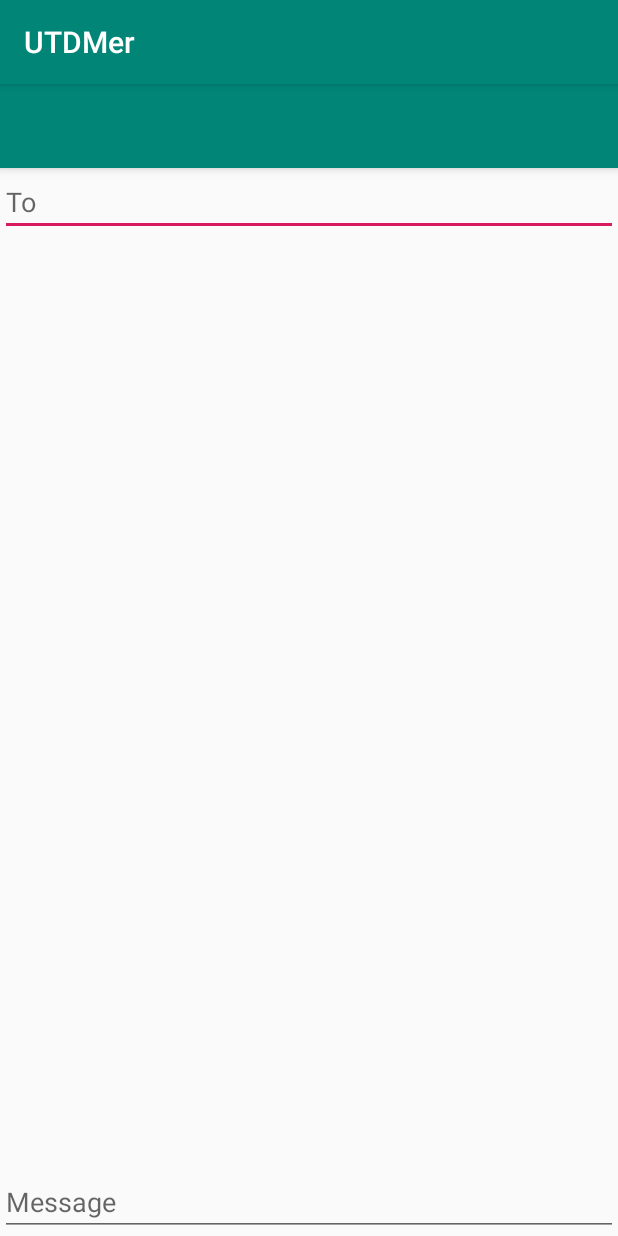
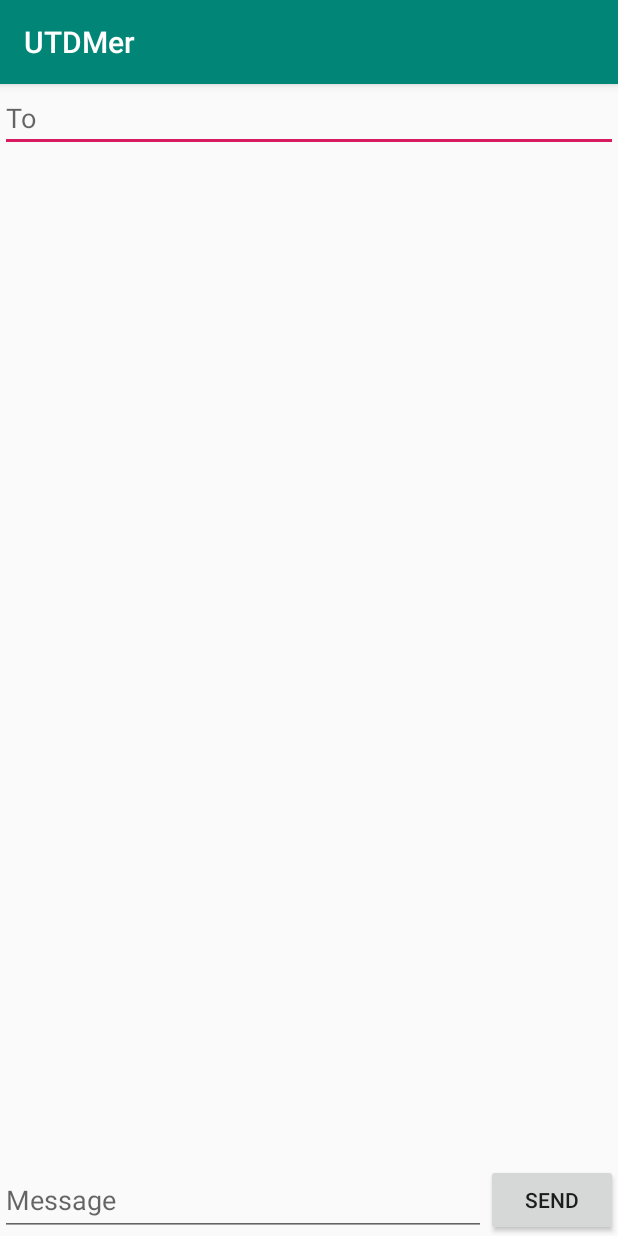
Before and after one commit to mugdha-gupta/3354-UTDisaster, an Android app: the NewMessageActivity screen opened directly, with no data from a screen before it, on a phone screen of 412 x 824 dp. Run offline under Robolectric (Android 15) with nearby library versions, the phone set to English and light mode, and no system bars.

Commit message:
add send button

```diff
--- a/UTDMer/app/src/main/res/layout/activity_new_message.xml
+++ b/UTDMer/app/src/main/res/layout/activity_new_message.xml
@@ -6,20 +6,10 @@
     android:layout_height="match_parent"
     tools:context=".NewMessageActivity">
 
-    <android.support.design.widget.AppBarLayout
+    <include
+        android:id="@+id/include"
+        layout="@layout/content_new_message"
         android:layout_width="match_parent"
-        android:layout_height="wrap_content"
-        android:theme="@style/AppTheme.AppBarOverlay">
-
-        <android.support.v7.widget.Toolbar
-            android:id="@+id/toolbar"
-            android:layout_width="match_parent"
-            android:layout_height="?attr/actionBarSize"
-            android:background="?attr/colorPrimary"
-            app:popupTheme="@style/AppTheme.PopupOverlay" />
-
-    </android.support.design.widget.AppBarLayout>
-
-    <include layout="@layout/content_new_message" />
+        android:layout_height="wrap_content" />
 
 </android.support.design.widget.CoordinatorLayout>
--- a/UTDMer/app/src/main/res/layout/content_new_message.xml
+++ b/UTDMer/app/src/main/res/layout/content_new_message.xml
@@ -16,16 +16,28 @@
             android:layout_alignParentTop="true"
             android:hint="@string/new_message_to"
             />
-        <EditText
-            android:id="@+id/messageField"
+        <LinearLayout
             android:layout_width="match_parent"
             android:layout_height="wrap_content"
-            android:inputType="text"
-            android:maxLines="4"
-            android:minLines="1"
             android:layout_alignParentBottom="true"
-            android:hint="@string/new_message_text"
-            android:autofillHints="@string/new_message_text"
-            />
+            android:orientation="horizontal">
+            <EditText
+                android:id="@+id/messageField"
+                android:layout_weight=".90"
+                android:layout_height="match_parent"
+                android:layout_width="0dp"
+                android:autofillHints="@string/new_message_text"
+                android:hint="@string/new_message_text"
+                android:inputType="text"
+                android:maxLines="4"
+                android:minLines="1" />
+            <Button
+                android:id="@+id/button2"
+                android:layout_width="wrap_content"
+                android:layout_height="wrap_content"
+                android:text="@string/new_message_send" />
+
+        </LinearLayout>
+
     </RelativeLayout>
 </android.support.constraint.ConstraintLayout>
--- a/UTDMer/app/src/main/res/values/strings.xml
+++ b/UTDMer/app/src/main/res/values/strings.xml
@@ -3,4 +3,5 @@
     <string name="action_settings">Settings</string>
     <string name="new_message_to">To</string>
     <string name="new_message_text">Message</string>
+    <string name="new_message_send">Send</string>
 </resources>
```
